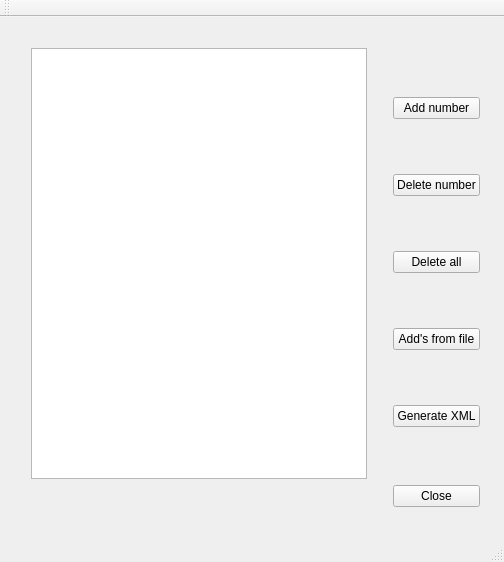
This is DbSqlExport/DbSqlExport.ui in AnatolySolovyev12/DbSqlExport as Qt 5 draws it before an edit. The edited form follows.
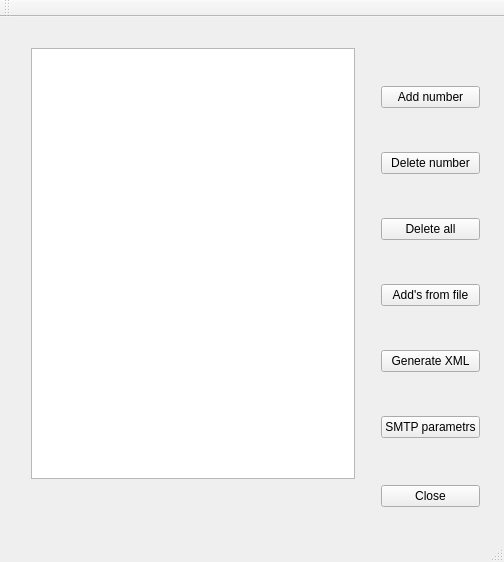
This is the edited form.

```diff
--- a/DbSqlExport/DbSqlExport.ui
+++ b/DbSqlExport/DbSqlExport.ui
@@ -99,7 +99,15 @@
         </widget>
        </item>
        <item>
-        <layout class="QVBoxLayout" name="verticalLayout_3"/>
+        <layout class="QVBoxLayout" name="verticalLayout_3">
+         <item>
+          <widget class="QPushButton" name="pushButtonSendFiles">
+           <property name="text">
+            <string>SMTP parametrs</string>
+           </property>
+          </widget>
+         </item>
+        </layout>
        </item>
       </layout>
      </item>
```
